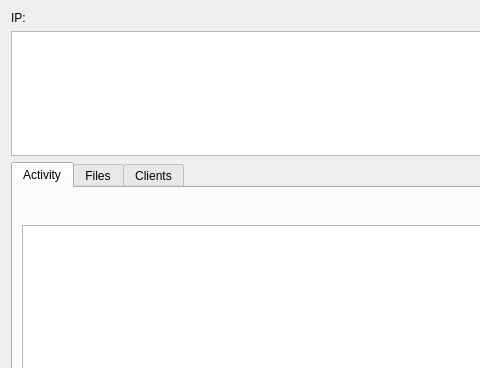
First picture: the form in Tools/EditorPluginFileserve/FileserveUI/FileserveWidget.ui, repository ezEngine/ezEngine, before the edit; both pictures show x 0 to 480 and y 0 to 368 of the 836 by 701 pixel window.
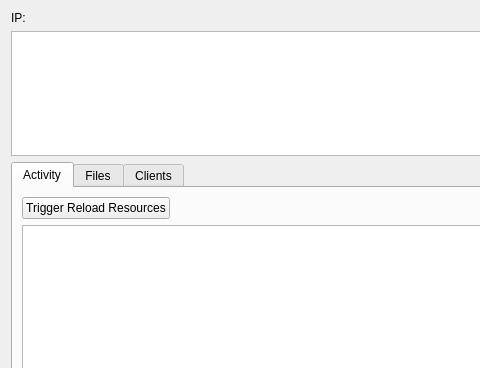
Second picture: the form after the edit.

Commit message: * CMake now has an option EZ_SOLUTION_NAME, which allows to rename a solution, which is useful when working with multiple solutions at the same time (e.g. Desktop + UWP) * Fileserve now has a button to trigger a resource reload, which can be useful when the running app doesn't have a button bound for that, or Input isn't working yet.

Patch:
```diff
--- a/Tools/EditorPluginFileserve/FileserveUI/FileserveWidget.ui
+++ b/Tools/EditorPluginFileserve/FileserveUI/FileserveWidget.ui
@@ -91,6 +91,13 @@
       <layout class="QVBoxLayout" name="verticalLayout_2">
        <item>
         <layout class="QHBoxLayout" name="horizontalLayout_2">
+         <item>
+          <widget class="QPushButton" name="ReloadResourcesButton">
+           <property name="text">
+            <string>Trigger Reload Resources</string>
+           </property>
+          </widget>
+         </item>
          <item>
           <spacer name="horizontalSpacer">
            <property name="orientation">
```
The commit also changes 7 other files.
